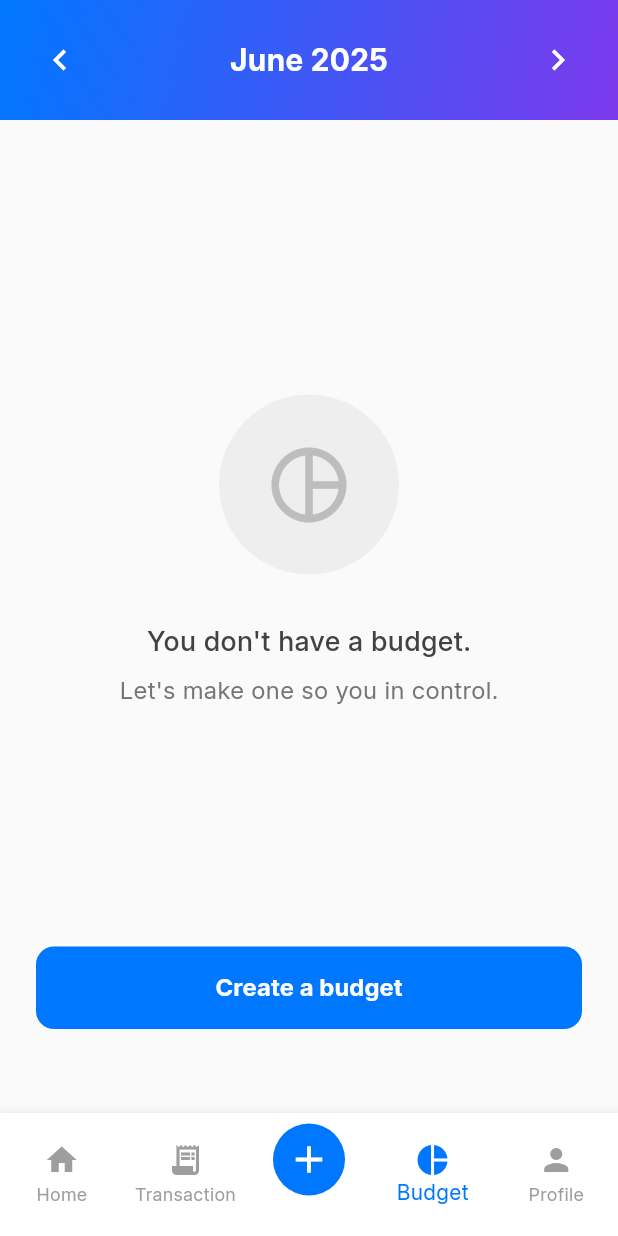
After one commit to MONET-SYSTEM/monetUI, a Flutter app: the BudgetScreen screen opened directly, on a phone screen of 412 x 824 dp. The commit adds this screen. Run offline on Flutter 3.47's test engine with Material 3 defaults, Android fonts, the phone set to English and light mode, and no system bars; our stand-ins replace dio, dropdown_search, file_picker, fl_chart, hive, hive_flutter and 1 more; missing offline and left inert: bcrypt; accounts and stored records are empty; generated files the repository leaves out were written again; statements that could not run were skipped.

```diff
--- a/lib/controller/auth.dart
+++ b/lib/controller/auth.dart
@@ -72,7 +72,7 @@ class AuthController {
     try {
       final response = await ApiService.post(ApiRoutes.logoutUrl, {});
       await AuthService.delete();
-      await AccountService.delete();
+      await AccountService.delete("");
 
       String message = "Logout successful";
       if (response.data != null && response.data['message'] != null) {
--- /dev/null
+++ b/lib/views/dashboard/budget.dart
@@ -0,0 +1,521 @@
+import 'package:flutter/material.dart';
+import 'package:monet/resources/app_colours.dart';
+import 'package:monet/resources/app_styles.dart';
+import 'package:monet/views/dashboard/home.dart';
+import 'package:monet/views/dashboard/expense.dart';
+import 'package:monet/views/dashboard/income.dart';
+import 'package:monet/views/dashboard/profile.dart';
+import 'package:monet/views/dashboard/transaction.dart';
+import 'package:monet/views/dashboard/transfer.dart';
+
+class BudgetScreen extends StatefulWidget {
+  const BudgetScreen({Key? key}) : super(key: key);
+
+  @override
+  State<BudgetScreen> createState() => _BudgetScreenState();
+}
+
+class _BudgetScreenState extends State<BudgetScreen> {
+  int _currentIndex = 3; // Budget tab index
+  bool _isAddMenuOpen = false;
+  DateTime _selectedMonth = DateTime.now();
+
+  // Sample budget data - replace with your actual data model
+  List<Map<String, dynamic>> budgets = [];
+
+  @override
+  Widget build(BuildContext context) {
+    return Scaffold(
+      backgroundColor: Colors.grey[50],
+      body: Stack(
+        children: [
+          Column(
+            children: [
+              // Header with month navigation
+              Container(
+                decoration: BoxDecoration(
+                  gradient: LinearGradient(
+                    begin: Alignment.topLeft,
+                    end: Alignment.bottomRight,
+                    colors: [AppColours.primaryColour, Color(0xFF7C3AED)],
+                  ),
+                ),
+                child: SafeArea(
+                  child: Padding(
+                    padding: const EdgeInsets.all(16.0),
+                    child: Row(
+                      mainAxisAlignment: MainAxisAlignment.spaceBetween,
+                      children: [
+                        IconButton(
+                          onPressed: () {
+                            setState(() {
+                              _selectedMonth = DateTime(
+                                _selectedMonth.year,
+                                _selectedMonth.month - 1,
+                              );
+                            });
+                          },
+                          icon: const Icon(Icons.chevron_left, color: Colors.white, size: 28),
+                        ),
+                        Text(
+                          _getMonthName(_selectedMonth),
+                          style: AppStyles.bold(size: 20, color: Colors.white),
+                        ),
+                        IconButton(
+                          onPressed: () {
+                            setState(() {
+                              _selectedMonth = DateTime(
+                                _selectedMonth.year,
+                                _selectedMonth.month + 1,
+                              );
+                            });
+                          },
+                          icon: const Icon(Icons.chevron_right, color: Colors.white, size: 28),
+                        ),
+                      ],
+                    ),
+                  ),
+                ),
+              ),
+              // Main content
+              Expanded(
+                child: budgets.isEmpty ? _buildEmptyState() : _buildBudgetList(),
+              ),
+            ],
+          ),
+
+          // Add menu overlay (same as HomeScreen)
+          if (_isAddMenuOpen)
+            Positioned.fill(
+              child: GestureDetector(
+                onTap: _toggleAddMenu, // Close menu when tapping outside
+                child: Container(
+                  color: Colors.black54, // Semi-transparent overlay
+                  child: Center(
+                    child: Column(
+                      mainAxisAlignment: MainAxisAlignment.center,
+                      children: [
+                        // Income button
+                        Padding(
+                          padding: const EdgeInsets.symmetric(vertical: 8),
+                          child: ElevatedButton.icon(
+                            onPressed: _showAddIncomeScreen,
+                            icon: Container(
+                              padding: const EdgeInsets.all(8),
+                              decoration: BoxDecoration(
+                                color: AppColours.incomeColor,
+                                shape: BoxShape.circle,
+                              ),
+                              child: const Icon(Icons.arrow_downward, color: Colors.white),
+                            ),
+                            label: const Text('Income'),
+                            style: ElevatedButton.styleFrom(
+                              backgroundColor: Colors.white,
+                              foregroundColor: Colors.black,
+                              padding: const EdgeInsets.symmetric(horizontal: 24, vertical: 12),
+                              textStyle: AppStyles.medium(size: 16),
+                            ),
+                          ),
+                        ),
+
+                        // Transfer button
+                        Padding(
+                          padding: const EdgeInsets.symmetric(vertical: 8),
+                          child: ElevatedButton.icon(
+                            onPressed: _showTransferScreen,
+                            icon: Container(
+                              padding: const EdgeInsets.all(8),
+                              decoration: BoxDecoration(
+                                color: AppColours.primaryColour,
+                                shape: BoxShape.circle,
+                              ),
+                              child: const Icon(Icons.swap_horiz, color: Colors.white),
+                            ),
+                            label: const Text('Transfer'),
+                            style: ElevatedButton.styleFrom(
+                              backgroundColor: Colors.white,
+                              foregroundColor: Colors.black,
+                              padding: const EdgeInsets.symmetric(horizontal: 24, vertical: 12),
+                              textStyle: AppStyles.medium(size: 16),
+                            ),
+                          ),
+                        ),
+
+                        // Expense button
+                        Padding(
+                          padding: const EdgeInsets.symmetric(vertical: 8),
+                          child: ElevatedButton.icon(
+                            onPressed: _showAddExpenseScreen,
+                            icon: Container(
+                              padding: const EdgeInsets.all(8),
+                              decoration: BoxDecoration(
+                                color: AppColours.expenseColor,
+                                shape: BoxShape.circle,
+                              ),
+                              child: const Icon(Icons.arrow_upward, color: Colors.white),
+                            ),
+                            label: const Text('Expense'),
+                            style: ElevatedButton.styleFrom(
+                              backgroundColor: Colors.white,
+                              foregroundColor: Colors.black,
+                              padding: const EdgeInsets.symmetric(horizontal: 24, vertical: 12),
+                              textStyle: AppStyles.medium(size: 16),
+                            ),
+                          ),
+                        ),
+
+                        // Close button
+                        Padding(
+                          padding: const EdgeInsets.only(top: 24),
+                          child: FloatingActionButton(
+                            onPressed: _toggleAddMenu,
+                            backgroundColor: Colors.purple,
+                            child: const Icon(Icons.close, color: Colors.white),
+                          ),
+                        ),
+                      ],
+                    ),
+                  ),
+                ),
+              ),
+            ),
+        ],
+      ),
+      // Bottom navigation bar - matching HomeScreen
+      bottomNavigationBar: BottomNavigationBar(
+        type: BottomNavigationBarType.fixed,
+        backgroundColor: Colors.white,
+        selectedItemColor: AppColours.primaryColour,
+        unselectedItemColor: Colors.grey,
+        showSelectedLabels: true,
+        showUnselectedLabels: true,
+        currentIndex: _currentIndex,
+        onTap: (index) {
+          // If it's the add button (middle item)
+          if (index == 2) {
+            _toggleAddMenu();
+            return;
+          }
+
+          if (index == 0) {
+            _navigateToHome();
+            return;
+          }
+
+          if (index == 1) {
+            _navigateToTransaction();
+            return;
+          }
+
+          // If it's the profile tab
+          if (index == 4) {
+            _navigateToProfile();
+            return;
+          }
+
+          setState(() {
+            _currentIndex = index;
+            // Close add menu if it's open
+            if (_isAddMenuOpen) {
+              _isAddMenuOpen = false;
+            }
+          });
+        },
+        items: [
+          const BottomNavigationBarItem(
+            icon: Icon(Icons.home),
+            label: 'Home',
+          ),
+          const BottomNavigationBarItem(
+            icon: Icon(Icons.receipt_long),
+            label: 'Transaction',
+          ),
+          // Center add button - special styling
+          BottomNavigationBarItem(
+            icon: Container(
+              width: 48,
+              height: 48,
+              decoration: BoxDecoration(
+                color: _isAddMenuOpen ? Colors.purple : AppColours.primaryColour,
+                shape: BoxShape.circle,
+              ),
+              child: Icon(
+                  _isAddMenuOpen ? Icons.close : Icons.add,
+                  color: Colors.white,
+                  size: 30
+              ),
+            ),
+            label: '',
+          ),
+          const BottomNavigationBarItem(
+            icon: Icon(Icons.pie_chart),
+            label: 'Budget',
+          ),
+          const BottomNavigationBarItem(
+            icon: Icon(Icons.person),
+            label: 'Profile',
+          ),
+        ],
+      ),
+    );
+  }
+
+  Widget _buildEmptyState() {
+    return Center(
+      child: Padding(
+        padding: const EdgeInsets.all(24.0),
+        child: Column(
+          mainAxisAlignment: MainAxisAlignment.center,
+          children: [
+            const Spacer(),
+            // Empty state illustration
+            Container(
+              width: 120,
+              height: 120,
+              decoration: BoxDecoration(
+                color: Colors.grey[200],
+                shape: BoxShape.circle,
+              ),
+              child: Icon(
+                Icons.pie_chart_outline,
+                size: 60,
+                color: Colors.grey[400],
+              ),
+            ),
+            const SizedBox(height: 32),
+            Text(
+              "You don't have a budget.",
+              style: TextStyle(
+                fontSize: 18,
+                fontWeight: FontWeight.w500,
+                color: Colors.grey[800],
+              ),
+            ),
+            const SizedBox(height: 8),
+            Text(
+              "Let's make one so you in control.",
+              style: TextStyle(
+                fontSize: 16,
+                color: Colors.grey[600],
+              ),
+            ),
+            const Spacer(),
+            // Create budget button
+            Container(
+              width: double.infinity,
+              margin: const EdgeInsets.only(bottom: 32),
+              child: ElevatedButton(
+                onPressed: _createBudget,
+                style: ElevatedButton.styleFrom(
+                  backgroundColor: AppColours.primaryColour,
+                  foregroundColor: Colors.white,
+                  padding: const EdgeInsets.symmetric(vertical: 16),
+                  shape: RoundedRectangleBorder(
+                    borderRadius: BorderRadius.circular(12),
+                  ),
+                  elevation: 0,
+                ),
+                child: const Text(
+                  'Create a budget',
+                  style: TextStyle(
+                    fontSize: 16,
+                    fontWeight: FontWeight.w600,
+                  ),
+                ),
+              ),
+            ),
+          ],
+        ),
+      ),
+    );
+  }
+
+  Widget _buildBudgetList() {
+    return ListView.builder(
+      padding: const EdgeInsets.all(16),
+      itemCount: budgets.length,
+      itemBuilder: (context, index) {
+        final budget = budgets[index];
+        return _buildBudgetItem(budget);
+      },
+    );
+  }
+
+  Widget _buildBudgetItem(Map<String, dynamic> budget) {
+    final spent = budget['spent'] as double;
+    final total = budget['total'] as double;
+    final progress = spent / total;
+    final remaining = total - spent;
+
+    return Container(
+      margin: const EdgeInsets.only(bottom: 16),
+      padding: const EdgeInsets.all(16),
+      decoration: BoxDecoration(
+        color: Colors.white,
+        borderRadius: BorderRadius.circular(12),
+        boxShadow: [
+          BoxShadow(
+            color: Colors.grey.withOpacity(0.1),
+            blurRadius: 8,
+            offset: const Offset(0, 2),
+          ),
+        ],
+      ),
+      child: Column(
+        crossAxisAlignment: CrossAxisAlignment.start,
+        children: [
+          Row(
+            children: [
+              Container(
+                padding: const EdgeInsets.all(8),
+                decoration: BoxDecoration(
+                  color: AppColours.primaryColour.withOpacity(0.1),
+                  borderRadius: BorderRadius.circular(8),
+                ),
+                child: Icon(
+                  budget['icon'] as IconData,
+                  color: AppColours.primaryColour,
+                ),
+              ),
+              const SizedBox(width: 12),
+              Expanded(
+                child: Column(
+                  crossAxisAlignment: CrossAxisAlignment.start,
+                  children: [
+                    Text(
+                      budget['category'] as String,
+                      style: const TextStyle(
+                        fontSize: 16,
+                        fontWeight: FontWeight.w600,
+                      ),
+                    ),
+                    Text(
+                      '\$${remaining.toStringAsFixed(2)} remaining',
+                      style: TextStyle(
+                        fontSize: 14,
+                        color: Colors.grey[600],
+                      ),
+                    ),
+                  ],
+                ),
+              ),
+              Text(
+                '\$${spent.toStringAsFixed(2)} / \$${total.toStringAsFixed(2)}',
+                style: const TextStyle(
+                  fontSize: 14,
+                  fontWeight: FontWeight.w500,
+                ),
+              ),
+            ],
+          ),
+          const SizedBox(height: 16),
+          LinearProgressIndicator(
+            value: progress,
+            backgroundColor: Colors.grey[200],
+            valueColor: AlwaysStoppedAnimation<Color>(
+              progress > 0.8 ? Colors.red : AppColours.primaryColour,
+            ),
+            minHeight: 6,
+          ),
+        ],
+      ),
+    );
+  }
+
+  String _getMonthName(DateTime date) {
+    const months = [
+      'January', 'February', 'March', 'April', 'May', 'June',
+      'July', 'August', 'September', 'October', 'November', 'December'
+    ];
+    return '${months[date.month - 1]} ${date.year}';
+  }
+
+  // Navigation methods to match HomeScreen
+  void _navigateToHome() {
+    Navigator.pushReplacement(
+      context,
+      MaterialPageRoute(builder: (context) => const HomeScreen()),
+    );
+  }
+
+  void _navigateToTransaction() {
+    Navigator.pushReplacement(
+      context,
+      MaterialPageRoute(builder: (context) => const TransactionScreen()),
+    );
+  }
+
+  void _navigateToProfile() {
+    Navigator.push(
+      context,
+      MaterialPageRoute(builder: (context) => const ProfileScreen()),
+    );
+  }
+
+  // Add menu toggle and button methods
+  void _toggleAddMenu() {
+    setState(() {
+      _isAddMenuOpen = !_isAddMenuOpen;
+    });
+  }
+
+  void _showAddIncomeScreen() {
+    setState(() {
+      _isAddMenuOpen = false;
+    });
+    Navigator.push(
+      context,
+      MaterialPageRoute(builder: (context) => const IncomeScreen()),
+    );
+  }
+
+  void _showAddExpenseScreen() {
+    setState(() {
+      _isAddMenuOpen = false;
+    });
+    Navigator.push(
+      context,
+      MaterialPageRoute(builder: (context) => const ExpenseScreen()),
+    );
+  }
+
+  void _showTransferScreen() {
+    setState(() {
+      _isAddMenuOpen = false;
+    });
+    Navigator.push(
+      context,
+      MaterialPageRoute(builder: (context) => const TransferScreen()),
+    );
+  }
+
+  void _createBudget() {
+    showDialog(
+      context: context,
+      builder: (context) => AlertDialog(
+        title: const Text('Create Budget'),
+        content: const Text('Budget creation functionality would go here.'),
+        actions: [
+          TextButton(
+            onPressed: () => Navigator.pop(context),
+            child: const Text('Cancel'),
+          ),
+          ElevatedButton(
+            onPressed: () {
+              setState(() {
+                budgets.add({
+                  'category': 'Food & Dining',
+                  'icon': Icons.restaurant,
+                  'spent': 250.0,
+                  'total': 500.0,
+                });
+              });
+              Navigator.pop(context);
+            },
+            child: const Text('Create'),
+          ),
+        ],
+      ),
+    );
+  }
+}
```
Also changed, not shown: lib/controller/category.dart (added, +78 -0 lines), lib/models/category.dart (added, +55 -0 lines), lib/views/components/ui/button.dart (+70 -5 lines).
